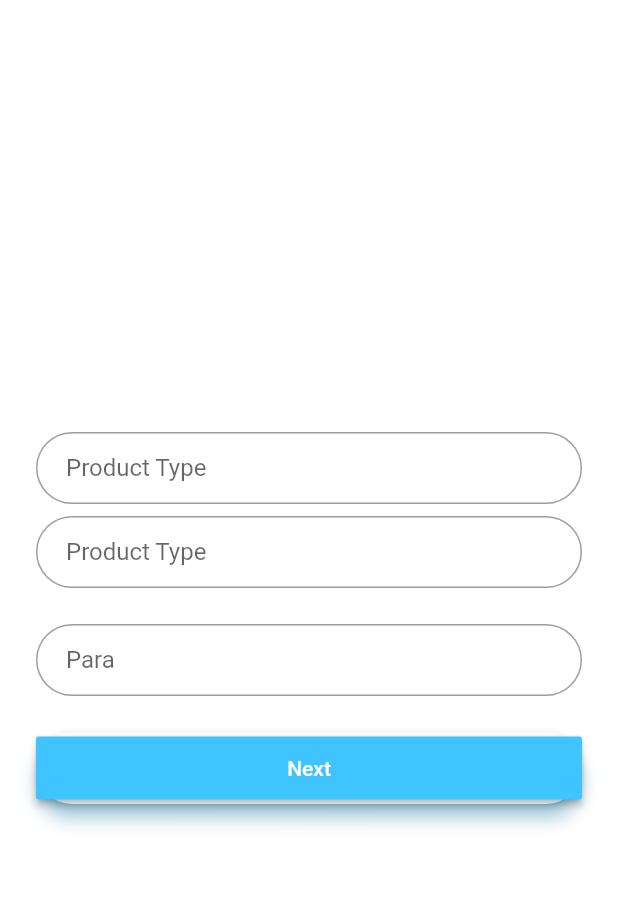
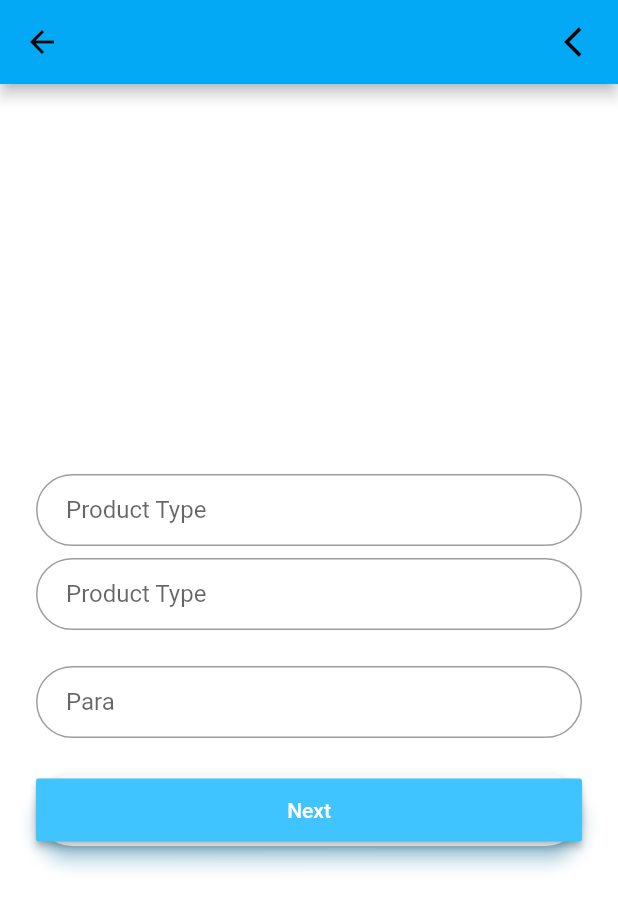
Before and after one commit to jorwong/FidorFlutterapp, a Flutter app: the InsuranceFormsPage screen opened by its route, on a phone screen of 412 x 824 dp. Shown: the top 909 px of the screen. Run offline on Flutter 3.47's test engine with Material 2 defaults, Android fonts, the phone set to English and light mode, and no system bars; our stand-ins replace image_picker, shared_preferences; accounts and stored records are empty; network calls fail.

Commit message:
App bar for insurance page

```diff
--- a/lib/Screens/Insurance_forms_page.dart
+++ b/lib/Screens/Insurance_forms_page.dart
@@ -56,6 +56,16 @@ class _InsuranceFormsPageState extends State<InsuranceFormsPage> {
 
     return Scaffold(
       backgroundColor: Colors.white,
+      appBar: AppBar(
+        actions: <Widget>[
+          IconButton(
+            icon: Icon(Icons.arrow_back_ios),
+            onPressed: () {
+              Navigator.pop(context);
+            },
+      )
+        ],
+      ),
       body: Center(child: ListView(
           shrinkWrap: true,
           padding: EdgeInsets.only(left: 24.0, right: 24.0),
```
